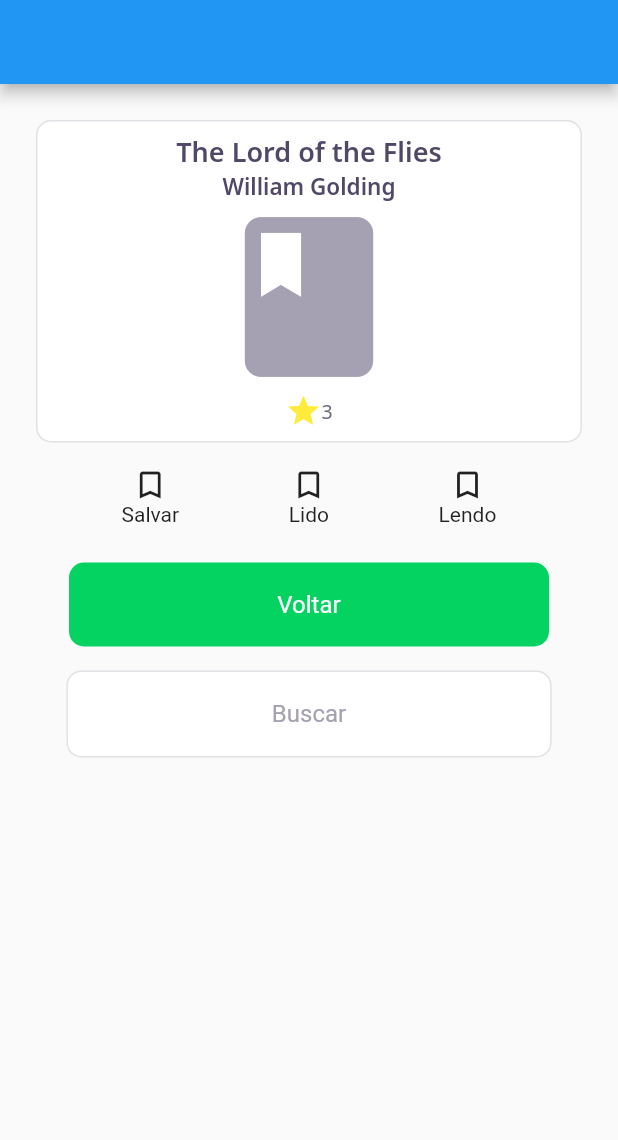
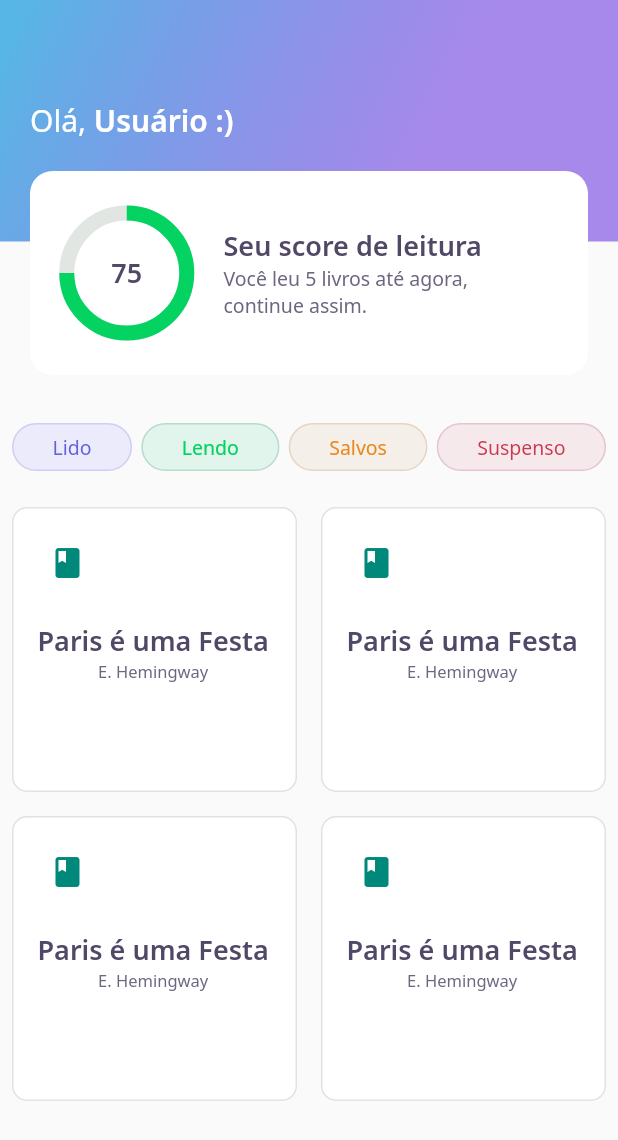
Before and after one commit to 11emilia11/bookshelvesapp, a Flutter app: the screen it shows after launch, on a phone screen of 412 x 824 dp. Shown: the top 1140 px of the screen. Run offline on Flutter 3.47's test engine with Material 2 defaults, Android fonts, the phone set to English and light mode, and no system bars; our stand-ins replace google_fonts.

Commit message:
feed page layout completed

```diff
--- /dev/null
+++ b/lib/core/app_gradients.dart
@@ -0,0 +1,14 @@
+import 'dart:math';
+import 'dart:ui';
+
+import 'package:flutter/material.dart';
+
+class AppGradients {
+  static final linear = LinearGradient(colors: [
+    Color(0xFF57B6E5),
+    Color.fromRGBO(130, 87, 229, 0.695),
+  ], stops: [
+    0.0,
+    0.695
+  ], transform: GradientRotation(2.13959913 * pi));
+}
--- a/lib/core/app_text_styles.dart
+++ b/lib/core/app_text_styles.dart
@@ -20,6 +20,12 @@ class AppTextStyles {
     color: AppColors.black,
     fontSize: 18,
     fontWeight: FontWeight.w600,
+  );
+
+  static final TextStyle author = GoogleFonts.notoSans(
+    color: AppColors.grey,
+    fontSize: 11,
+    fontWeight: FontWeight.normal,
   );
 
   static final TextStyle heading40 = GoogleFonts.notoSans(
--- /dev/null
+++ b/lib/feed/feed_page.dart
@@ -0,0 +1,67 @@
+import 'package:bookshelvesapp/feed/level_button/level_button_widget.dart';
+import 'package:bookshelvesapp/feed/widgets/appbar/app_bar_widget.dart';
+import 'package:bookshelvesapp/feed/widgets/book_card/book_card_widget.dart';
+import 'package:flutter/material.dart';
+
+class FeedPage extends StatefulWidget {
+  const FeedPage({ Key key }) : super(key: key);
+
+  @override
+  _FeedPageState createState() => _FeedPageState();
+}
+
+class _FeedPageState extends State<FeedPage> {
+  @override
+  Widget build(BuildContext context) {
+    return Scaffold(
+      appBar: AppBarWidget(),
+      body: Padding(
+        padding: const EdgeInsets.all(8.0),
+        child: Column(
+          children: [
+            SizedBox(
+                height: 24,
+              ),
+            Row(
+              mainAxisAlignment: MainAxisAlignment.spaceBetween,
+              children: [
+                LevelButtonWidget(
+                  label: "Lido",
+                ),
+
+                LevelButtonWidget(
+                  label: "Lendo",
+                ),
+
+                LevelButtonWidget(
+                  label: "Salvos",
+                ),
+
+                LevelButtonWidget(
+                  label: "Suspenso",
+                ),
+              ],
+              ),
+              SizedBox(
+                height: 24,
+              ),
+              Expanded(
+                  child: GridView.count(
+                    crossAxisSpacing: 16,
+                    mainAxisSpacing: 16,
+
+                    crossAxisCount: 2,
+                    children: [
+                      BookCardWidget(),
+                      BookCardWidget(),
+                      BookCardWidget(),
+                      BookCardWidget(),],
+                  ),
+              )
+          ],
+        ),
+      )
+
+    );
+  }
+}
--- /dev/null
+++ b/lib/feed/level_button/level_button_widget.dart
@@ -0,0 +1,67 @@
+import 'package:bookshelvesapp/core/app_colors.dart';
+import 'package:bookshelvesapp/core/app_text_styles.dart';
+import 'package:flutter/material.dart';
+import 'package:google_fonts/google_fonts.dart';
+
+class LevelButtonWidget extends StatelessWidget {
+
+  final String label;
+   LevelButtonWidget({
+    Key  key,
+      this.label,
+    }) : assert(["Lido", "Lendo", "Salvos", "Suspenso"].contains(label)),super(key: key);
+
+  final config = {
+    "Lido": {
+      "color": AppColors.levelButtonFacil,
+      "borderColor": AppColors.levelButtonBorderFacil,
+      "fontColor": AppColors.levelButtonTextFacil,
+    },
+
+    "Lendo": {
+      "color": AppColors.levelButtonMedio,
+      "borderColor": AppColors.levelButtonBorderMedio,
+      "fontColor": AppColors.levelButtonTextMedio,
+    },
+
+    "Salvos": {
+      "color": AppColors.levelButtonDificil,
+      "borderColor": AppColors.levelButtonBorderDificil,
+      "fontColor": AppColors.levelButtonTextDificil,
+    },
+
+    "Suspenso": {
+      "color": AppColors.levelButtonPerito,
+     "borderColor": AppColors.levelButtonBorderPerito,
+      "fontColor": AppColors.levelButtonTextPerito,
+    },
+
+  };
+
+  Color get color => config[label]['color'];
+  Color get borderColor => config[label]['borderColor'];
+  Color get fontColor => config[label]['fontColor'];
+
+  @override
+  Widget build(BuildContext context) {
+    return Container(
+      decoration: BoxDecoration(
+        color: color,
+        border: Border.fromBorderSide(BorderSide(
+          color: borderColor)),
+
+        borderRadius: BorderRadius.circular(28)
+      ),
+      child: Padding(
+        padding: const EdgeInsets.symmetric(horizontal: 26, vertical: 6),
+        child: Text(
+          label,
+          style: GoogleFonts.notoSans(
+            color: fontColor, fontSize: 13),
+
+
+          ),
+      ),
+      );
+  }
+}
--- /dev/null
+++ b/lib/feed/widgets/appbar/app_bar_widget.dart
@@ -0,0 +1,48 @@
+import 'package:bookshelvesapp/core/app_gradients.dart';
+import 'package:bookshelvesapp/core/app_text_styles.dart';
+import 'package:bookshelvesapp/feed/widgets/score_card/score_card_widget.dart';
+import 'package:flutter/material.dart';
+
+class AppBarWidget extends PreferredSize {
+  AppBarWidget() : super(
+    preferredSize: Size.fromHeight(250),
+    child: Container(
+      height: 250,
+      child: Stack(
+        children: [
+          Container(
+            height: 161,
+           padding: const EdgeInsets.symmetric(horizontal: 20),
+
+            width: double.maxFinite,
+            decoration: BoxDecoration(gradient: AppGradients.linear),
+
+            child: Row(
+              mainAxisAlignment: MainAxisAlignment.spaceBetween,
+              children: [
+                Text.rich(TextSpan(
+                  text: "Olá, ",
+                   style: AppTextStyles.title,
+                   children: [
+                     TextSpan(
+                       text: "Usuário :)",
+                       style: AppTextStyles.titleBold,
+                     )
+                   ]
+                  )),
+
+
+
+              ],
+              ),
+          ),
+            Align(
+              alignment: Alignment(0.0, 1.0),
+              child: ScoreCardWidget()
+              )
+        ],
+      )
+    ),
+  );
+
+}
--- /dev/null
+++ b/lib/feed/widgets/book_card/book_card_widget.dart
@@ -0,0 +1,52 @@
+import 'package:bookshelvesapp/core/app_colors.dart';
+import 'package:bookshelvesapp/core/app_text_styles.dart';
+import 'package:flutter/material.dart';
+
+class BookCardWidget extends StatelessWidget {
+  const BookCardWidget({ Key key }) : super(key: key);
+
+  @override
+  Widget build(BuildContext context) {
+    return Container(
+      padding: EdgeInsets.all(16),
+      decoration: BoxDecoration(
+        border: Border.fromBorderSide(BorderSide(color: AppColors.border)),
+        color: AppColors.white,
+        borderRadius: BorderRadius.circular(10)),
+      child: Column(
+        crossAxisAlignment: CrossAxisAlignment.start,
+        children: [
+         Container(
+           height: 40,
+           width: 40,
+           child: Icon(Icons.book_rounded,
+            color: Colors.teal[600]),
+         ),
+
+         SizedBox(
+           height: 20,
+         ),
+         Column(
+           mainAxisAlignment: MainAxisAlignment.spaceEvenly,
+           children:[
+             Text(
+           "Paris é uma Festa",
+            style: AppTextStyles.heading),
+            Text(
+           "E. Hemingway",
+            style: AppTextStyles.author),
+
+
+           ]
+         ),
+
+         SizedBox(
+            height: 20,
+          ),
+
+        ],
+      ),
+
+    );
+  }
+}
--- /dev/null
+++ b/lib/feed/widgets/chart/chart_widget.dart
@@ -0,0 +1,39 @@
+import 'package:bookshelvesapp/core/app_colors.dart';
+import 'package:bookshelvesapp/core/app_text_styles.dart';
+import 'package:flutter/material.dart';
+
+class ChartWidget extends StatelessWidget {
+
+  const ChartWidget({Key  key}): super(key: key);
+  @override
+  Widget build(BuildContext context) {
+    return Container(
+      height: 80,
+      width: 80,
+      child: Stack(
+        children: [
+          Center(
+            child: Container(
+              width: 80,
+              height: 80,
+              child: CircularProgressIndicator(
+                strokeWidth: 10,
+                value: .75,
+                backgroundColor: AppColors.chartSecondary,
+                valueColor: AlwaysStoppedAnimation<Color>(AppColors.chartPrimary),
+              ),
+            ),
+          ),
+
+        Center(
+          child: Text(
+            "75",
+             style: AppTextStyles.heading
+             ),
+        ),
+
+      ],),
+
+    );
+  }
+}
--- /dev/null
+++ b/lib/feed/widgets/score_card/score_card_widget.dart
@@ -0,0 +1,50 @@
+import 'package:bookshelvesapp/core/app_colors.dart';
+import 'package:bookshelvesapp/core/app_text_styles.dart';
+import 'package:bookshelvesapp/feed/widgets/chart/chart_widget.dart';
+import 'package:flutter/material.dart';
+
+class ScoreCardWidget extends StatelessWidget {
+
+  const ScoreCardWidget({Key key}) : super(key: key);
+
+  @override
+  Widget build(BuildContext context) {
+    return Padding(
+      padding: const EdgeInsets.only(left:20, right:20),
+      child: Container(
+        height: 136,
+        decoration: BoxDecoration(
+          color: AppColors.white,
+          borderRadius: BorderRadius.circular(15)),
+        child: Padding(
+          padding: const EdgeInsets.symmetric(horizontal: 24),
+          child: Row(
+            crossAxisAlignment: CrossAxisAlignment.center,
+            children: [
+              Expanded(
+                  flex: 1,
+                  child: ChartWidget()
+              ),
+              Expanded(
+                  flex: 3,
+                  child: Padding(
+                    padding: const EdgeInsets.only(left: 24),
+                    child: Column(
+                      mainAxisAlignment: MainAxisAlignment.center,
+                      crossAxisAlignment: CrossAxisAlignment.start,
+                      children:  [
+                        Text(
+                          "Seu score de leitura",
+                          style: AppTextStyles.heading),
+                        Text(
+                          "Você leu 5 livros até agora, continue assim.",
+                          style: AppTextStyles.body)
+                        ],
+                ),
+                  ),
+              )
+          ]),
+        )),
+    );
+  }
+}
--- a/lib/main.dart
+++ b/lib/main.dart
@@ -1,4 +1,5 @@
 import 'package:bookshelvesapp/book/book_detail_page.dart';
+import 'package:bookshelvesapp/feed/feed_page.dart';
 import 'package:bookshelvesapp/home/home_page.dart';
 import 'package:bookshelvesapp/register/register_page.dart';
 import 'package:flutter/material.dart';
@@ -14,7 +15,7 @@ class MyApp extends StatelessWidget {
   Widget build(BuildContext context) {
     return MaterialApp(
       title: "Bookshelves",
-      home: BookDetailPage(
+      home: FeedPage(
 
         ),
       );
```
